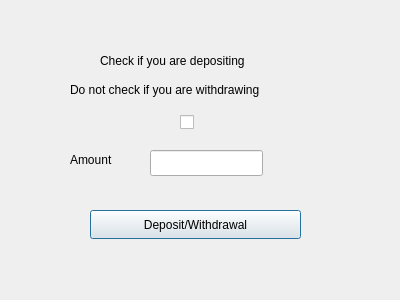
Qt form deposit.ui (MinGeunSong/SoftwareSecurityTeam03_1113) before a commit.
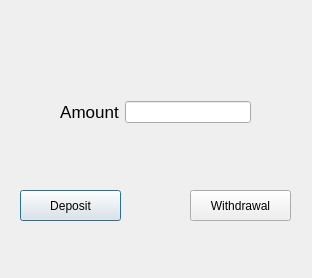
The same form after that commit.

Commit message: [Unintended vulnerability patch] Race condition resolved by spliting Deposit and Withdrawal, while using DB Transaction for each operation for atomicity

```diff
--- a/deposit.ui
+++ b/deposit.ui
@@ -6,88 +6,69 @@
    <rect>
     <x>0</x>
     <y>0</y>
-    <width>400</width>
-    <height>300</height>
+    <width>312</width>
+    <height>278</height>
    </rect>
   </property>
   <property name="windowTitle">
    <string>Dialog</string>
   </property>
-  <widget class="QLineEdit" name="lineEdit">
-   <property name="geometry">
-    <rect>
-     <x>150</x>
-     <y>150</y>
-     <width>113</width>
-     <height>26</height>
-    </rect>
-   </property>
-  </widget>
-  <widget class="QLabel" name="label">
-   <property name="geometry">
-    <rect>
-     <x>70</x>
-     <y>150</y>
-     <width>62</width>
-     <height>20</height>
-    </rect>
-   </property>
-   <property name="text">
-    <string>Amount</string>
-   </property>
-  </widget>
-  <widget class="QLabel" name="label_2">
-   <property name="geometry">
-    <rect>
-     <x>100</x>
-     <y>50</y>
-     <width>231</width>
-     <height>21</height>
-    </rect>
-   </property>
-   <property name="text">
-    <string>Check if you are depositing</string>
-   </property>
-  </widget>
-  <widget class="QCheckBox" name="checkBox">
-   <property name="geometry">
-    <rect>
-     <x>180</x>
-     <y>110</y>
-     <width>31</width>
-     <height>24</height>
-    </rect>
-   </property>
-   <property name="text">
-    <string/>
-   </property>
-  </widget>
-  <widget class="QLabel" name="label_3">
-   <property name="geometry">
-    <rect>
-     <x>70</x>
-     <y>80</y>
-     <width>261</width>
-     <height>20</height>
-    </rect>
-   </property>
-   <property name="text">
-    <string>Do not check if you are withdrawing</string>
-   </property>
-  </widget>
   <widget class="QPushButton" name="pushButton">
    <property name="geometry">
     <rect>
-     <x>90</x>
-     <y>210</y>
-     <width>211</width>
-     <height>29</height>
+     <x>20</x>
+     <y>190</y>
+     <width>101</width>
+     <height>31</height>
     </rect>
    </property>
    <property name="text">
-    <string>Deposit/Withdrawal</string>
+    <string>Deposit</string>
    </property>
   </widget>
+  <widget class="QPushButton" name="pushButton_2">
+   <property name="geometry">
+    <rect>
+     <x>190</x>
+     <y>190</y>
+     <width>101</width>
+     <height>31</height>
+    </rect>
+   </property>
+   <property name="text">
+    <string>Withdrawal</string>
+   </property>
+  </widget>
+  <widget class="QWidget" name="">
+   <property name="geometry">
+    <rect>
+     <x>60</x>
+     <y>100</y>
+     <width>191</width>
+     <height>24</height>
+    </rect>
+   </property>
+   <layout class="QHBoxLayout" name="horizontalLayout">
+    <item>
+     <widget class="QLabel" name="label">
+      <property name="font">
+       <font>
+        <pointsize>13</pointsize>
+       </font>
+      </property>
+      <property name="text">
+       <string>Amount</string>
+      </property>
+      <property name="alignment">
+       <set>Qt::AlignCenter</set>
+      </property>
+     </widget>
+    </item>
+    <item>
+     <widget class="QLineEdit" name="lineEdit"/>
+    </item>
+   </layout>
+  </widget>
  </widget>
  <resources/>
  <connections/>
```
The commit also changes 2 other files.
